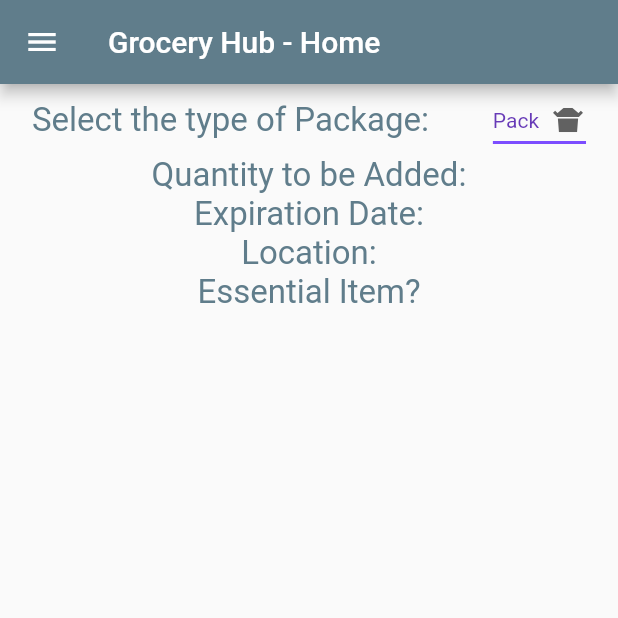
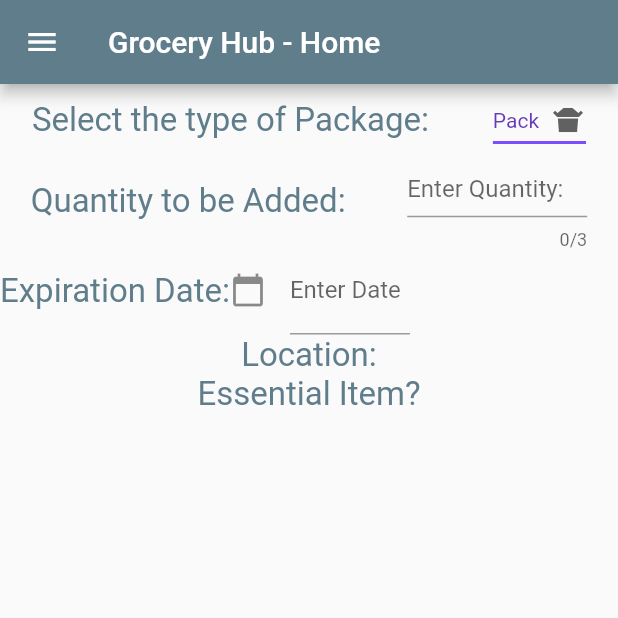
Before and after one commit to maria-im015/grocery_hub_capstone, a Flutter app: the screen it shows after launch, on a phone screen of 412 x 824 dp, the top half of it. Run offline on Flutter 3.47's test engine with Material 2 defaults, Android fonts, the phone set to English and light mode, and no system bars.

Commit message:
have a working calendar

```diff
--- a/lib/pages/home.dart
+++ b/lib/pages/home.dart
@@ -1,4 +1,5 @@
 import 'package:flutter/material.dart';
+import 'package:flutter/services.dart';
 import 'package:grocery_hub_capstone/navigation/menu_bar.dart';
 import 'package:grocery_hub_capstone/pages/home_detailed.dart';
 
@@ -22,32 +23,36 @@ class MyHomePage extends StatelessWidget {
                 Container(
                   child: Text(
                     'Select the type of Package:',
-                    style: TextStyle(color: Colors.blueGrey, fontSize: 22),
+                    style: TextStyle(color: Colors.blueGrey, fontSize: 22.0),
                   ),
                 ),
                 Container(child: PackageTypeWidget()),
               ]),
           Row(
               crossAxisAlignment: CrossAxisAlignment.center,
-              mainAxisAlignment: MainAxisAlignment.spaceEvenly,
+              mainAxisAlignment: MainAxisAlignment.spaceAround,
               children: <Widget>[
                 Container(
                   child: Text(
                     'Quantity to be Added:',
-                    style: TextStyle(color: Colors.blueGrey, fontSize: 22),
+                    style: TextStyle(color: Colors.blueGrey, fontSize: 22.0),
                   ),
+                ),
+                SizedBox(width:120.0, height:60.0, child: TextFormField(keyboardType: TextInputType.number, inputFormatters: [FilteringTextInputFormatter.digitsOnly],decoration: InputDecoration(hintText: 'Enter Quantity:'), maxLength: 3,
+                )
                 ),
               ]),
           Row(
-              crossAxisAlignment: CrossAxisAlignment.center,
-              mainAxisAlignment: MainAxisAlignment.spaceEvenly,
+              // crossAxisAlignment: CrossAxisAlignment.center,
+              // mainAxisAlignment: MainAxisAlignment.spaceEvenly,
               children: <Widget>[
                 Container(
                   child: Text(
                     'Expiration Date:',
-                    style: TextStyle(color: Colors.blueGrey, fontSize: 22),
+                    style: TextStyle(color: Colors.blueGrey, fontSize: 22.0),
                   ),
                 ),
+                Expanded(child: ExpirationDate())
               ]),
           Row(
               crossAxisAlignment: CrossAxisAlignment.center,
@@ -56,7 +61,7 @@ class MyHomePage extends StatelessWidget {
                 Container(
                   child: Text(
                     'Location:',
-                    style: TextStyle(color: Colors.blueGrey, fontSize: 22),
+                    style: TextStyle(color: Colors.blueGrey, fontSize: 22.0),
                   ),
                 ),
               ]),
@@ -67,7 +72,7 @@ class MyHomePage extends StatelessWidget {
                 Container(
                   child: Text(
                     'Essential Item?',
-                    style: TextStyle(color: Colors.blueGrey, fontSize: 22),
+                    style: TextStyle(color: Colors.blueGrey, fontSize: 22.0),
                   ),
                 ),
               ]),
--- a/lib/pages/home_args.dart
+++ b/lib/pages/home_args.dart
@@ -1,8 +1,8 @@
 import 'package:flutter/material.dart';
+// import 'package:grocery_hub_capstone/pages/home_detailed.dart';
 
-class ScanItemArgs {
-  final String name;
-  final String email;
+class ExpirationDateArgs {
+  late final String date;
 
-  ScanItemArgs({required this.name, required this.email});
+  ExpirationDateArgs({required this.date});
 }
--- a/lib/pages/home_detailed.dart
+++ b/lib/pages/home_detailed.dart
@@ -1,6 +1,10 @@
 import 'package:flutter/material.dart';
+import 'package:flutter/widgets.dart';
+import 'package:intl/intl.dart';
+import 'package:intl/date_symbol_data_local.dart';
+import 'package:grocery_hub_capstone/pages/home_args.dart';
 
-// Dropdown menu for type of package.
+// Dropdown menu for type of pacckage
 class PackageTypeWidget extends StatefulWidget {
   const PackageTypeWidget({Key? key}) : super(key: key);
 
@@ -9,7 +13,6 @@ class PackageTypeWidget extends StatefulWidget {
 }
 
 class _PackageTypeWidgetState extends State<PackageTypeWidget> {
-
   String dropdownValue = 'Pack';
 
   @override
@@ -49,8 +52,7 @@ class ItemLocationWidget extends StatefulWidget {
 }
 
 class _ItemLocationWidgetState extends State<ItemLocationWidget> {
-
-  String dropdownValue = 'Pack';
+  String dropdownValue = 'Fridge';
 
   @override
   Widget build(BuildContext context) {
@@ -69,7 +71,7 @@ class _ItemLocationWidgetState extends State<ItemLocationWidget> {
           dropdownValue = newValue!;
         });
       },
-      items: <String>['Case', 'Pack', 'Single', 'Bottle', 'Can']
+      items: <String>['Fridge', 'Freezer', 'Pantry', 'Cabinet', 'Counter']
           .map<DropdownMenuItem<String>>((String value) {
         return DropdownMenuItem<String>(
           value: value,
@@ -79,3 +81,149 @@ class _ItemLocationWidgetState extends State<ItemLocationWidget> {
     );
   }
 }
+
+// Item's expiration date.
+
+class ExpirationDate extends StatefulWidget{
+  @override
+  State<StatefulWidget> createState() {
+    return _ExpirationDate();
+  }
+}
+
+class _ExpirationDate extends State<ExpirationDate>{
+  TextEditingController dateinput = TextEditingController();
+  //text editing controller for text field
+
+  @override
+  void initState() {
+    dateinput.text = ""; //set the initial value of text field
+    super.initState();
+  }
+
+  @override
+  Widget build(BuildContext context) {
+    return Row(
+        // appBar: AppBar(
+        //     title:Text("DatePicker on TextField"),
+        //     backgroundColor: Colors.redAccent, //background color of app bar
+        // ),
+        // body:Container(
+        //   padding: EdgeInsets.all(15),
+        //   height:150,
+          children: <Widget> [
+            SizedBox(width:120.0, height:60.0,
+            child:TextField(
+                controller: dateinput, //editing controller of this TextField
+                decoration: InputDecoration(
+                   icon: Icon(Icons.calendar_today), //icon of text field
+                   labelText: "Enter Date" //label text of field
+                ),
+                readOnly: true,  //set it true, so that user will not able to edit text
+                onTap: () async {
+                  final DateTime? pickedDate = await showDatePicker(
+                      context: context, initialDate: DateTime.now(),
+                      firstDate: DateTime(2000), //DateTime.now() - not to allow to choose before today.
+                      lastDate: DateTime(2101)
+                  );
+
+                  if(pickedDate != null ){
+                      print(pickedDate);  //pickedDate output format => 2021-03-10 00:00:00.000
+                      String formattedDate = DateFormat('yyyy-MM-dd').format(pickedDate);
+                      print(formattedDate); //formatted date output using intl package =>  2021-03-16
+                        //you can implement different kind of Date Format here according to your requirement
+
+                      setState(() {
+                         dateinput.text = formattedDate; //set output date to TextField value.
+                      });
+                  }else{
+                      print("Date is not selected");
+                  }
+                },
+            )
+          )
+          ]
+    );
+  }
+}
+
+
+// class ExpirationDate extends StatefulWidget {
+//   const ExpirationDate({Key? key}) : super(key: key);
+
+//   @override
+//   _ExpirationDateState createState() => _ExpirationDateState();
+// }
+
+// class _ExpirationDateState extends State<ExpirationDate> {
+//   ExpirationDateArgs expirationDateArgs = new ExpirationDateArgs(date: '');
+//   final _formKey = GlobalKey<FormState>();
+//   TextEditingController _dateController = TextEditingController();
+//   DateTime selectedDate = DateTime.now();
+
+//   _selectDate(BuildContext context) async {
+//     final DateTime? picked = await showDatePicker(
+//         context: context,
+//         initialDate: selectedDate,
+//         firstDate: DateTime(2019, 8),
+//         lastDate: DateTime(2100));
+//     if (picked != null && picked != selectedDate)
+//       setState(() {
+//         selectedDate = picked;
+//         var date =
+//             "${picked.toLocal().day}/${picked.toLocal().month}/${picked.toLocal().year}";
+//         _dateController.text = date;
+//       });
+//   }
+
+//   @override
+//   Widget build(BuildContext context) {
+//     return Form(
+//       key: _formKey,
+
+//           child: ListView(
+
+//             children: [
+//               Column(
+
+//                 children: [
+//                   GestureDetector(
+//                     onTap: () => _selectDate(context),
+//                     child: AbsorbPointer(
+//                       child: Expanded(
+//                       child: TextFormField(
+//                         onSaved: (val) {
+//                           expirationDateArgs.date = selectedDate as String;
+//                         },
+//                         controller: _dateController,
+//                         keyboardType: TextInputType.datetime,
+//                         decoration: InputDecoration(
+//                           labelText: "Date",
+//                           icon: Icon(Icons.calendar_today),
+//                         ),
+//                         validator: (value) {
+//                           if (value!.isEmpty)
+//                             return "Please enter a date for your task";
+//                           return null;
+//                         },
+//                       ),
+//                     ),
+//                     ),
+//                   ),
+//                   TextButton(
+//                     child: Text("Submit"),
+//                     // textColor: Colors.white,
+//                     // color: Colors.blueAccent,
+//                     onPressed: () {
+//                       if (_formKey.currentState!.validate()) {
+//                         _formKey.currentState!.save();
+//                       }
+//                     },
+//                   )
+//                 ],
+//               )
+//             ],
+//           ),
+//     );
+//   }
+// }
--- a/pubspec.yaml
+++ b/pubspec.yaml
@@ -31,6 +31,7 @@ dependencies:
   # The following adds the Cupertino Icons font to your application.
   # Use with the CupertinoIcons class for iOS style icons.
   cupertino_icons: ^1.0.2
+  intl: ^0.17.0
 
 dev_dependencies:
   flutter_test:
```
